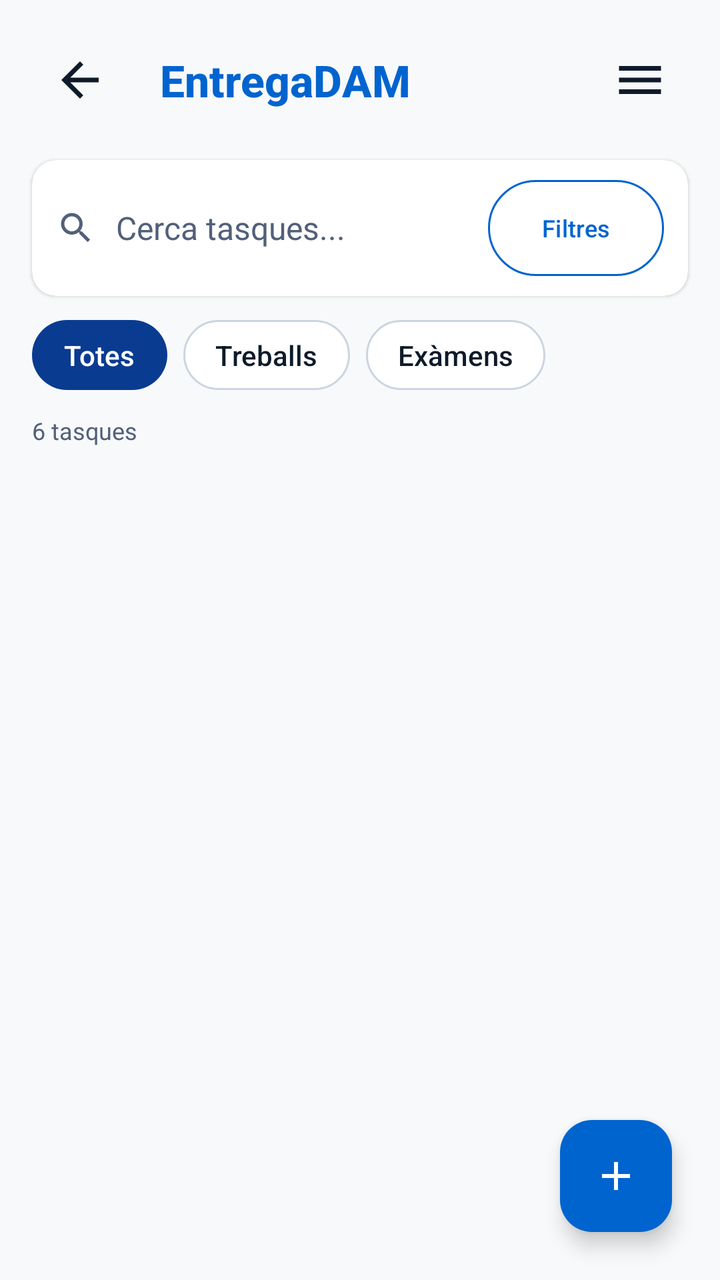
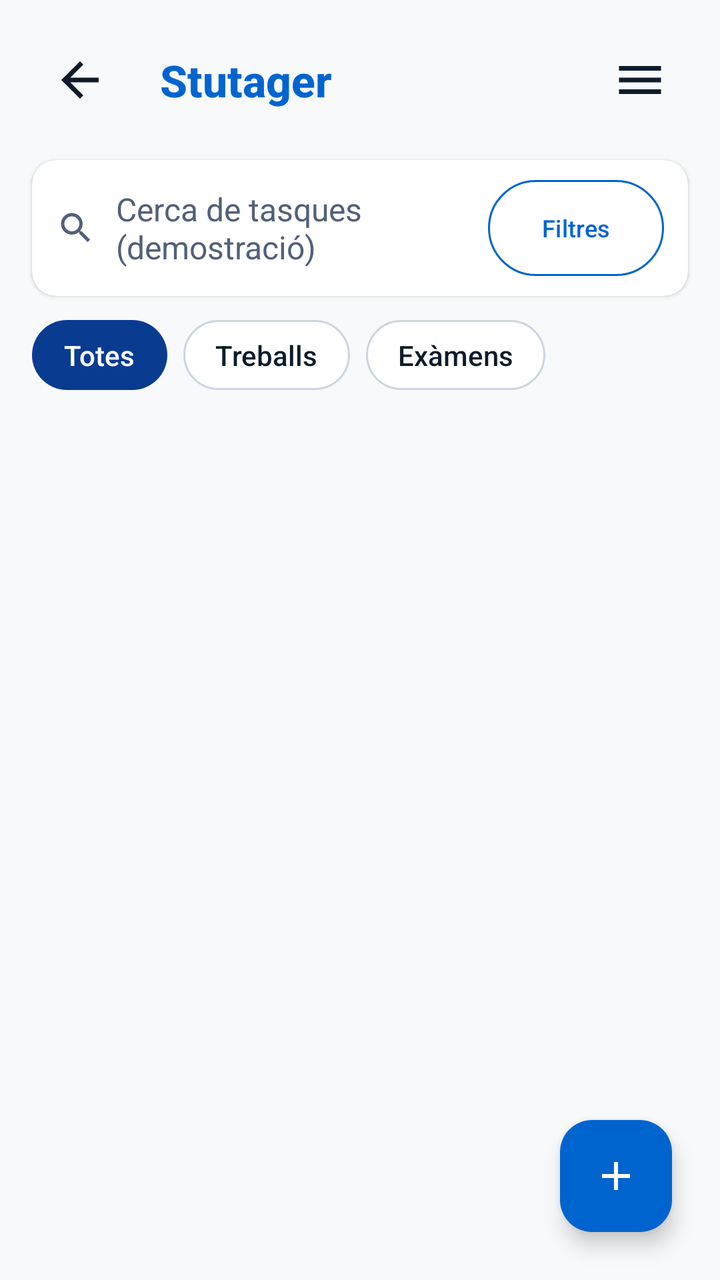

Two renders of the same Android screen: before a commit and after it. Below are the layout's source before the change and the commit's diff.
<!-- AndroidManifest.xml: application theme Theme.Stutager -->
<!-- res/layout/activity_all_tasks.xml -->
<?xml version="1.0" encoding="utf-8"?>
<androidx.coordinatorlayout.widget.CoordinatorLayout xmlns:android="http://schemas.android.com/apk/res/android"
    xmlns:app="http://schemas.android.com/apk/res-auto"
    android:id="@+id/main"
    android:layout_width="match_parent"
    android:layout_height="match_parent">

    <LinearLayout
        android:layout_width="match_parent"
        android:layout_height="match_parent"
        android:orientation="vertical">

        
        <LinearLayout
            android:layout_width="match_parent"
            android:layout_height="wrap_content"
            android:gravity="center_vertical"
            android:orientation="horizontal"
            android:padding="16dp">

            
            <ImageView
                android:id="@+id/btnBack"
                android:clickable="true"
                android:focusable="true"
                android:layout_width="48dp"
                android:layout_height="48dp"
                android:background="?attr/selectableItemBackgroundBorderless"
                android:contentDescription="@string/back_desc"
                android:padding="10dp"
                android:src="@drawable/ic_back"
                app:tint="?attr/colorOnSurface" />

            <TextView
                android:layout_width="0dp"
                android:layout_height="wrap_content"
                android:layout_marginStart="16dp"
                android:layout_weight="1"
                android:fontFamily="sans-serif-medium"
                android:text="@string/app_name"
                android:textColor="?attr/colorPrimary"
                android:textSize="22sp"
                android:textStyle="bold" />

            
            <ImageView
                android:id="@+id/btnMenu"
                android:clickable="true"
                android:focusable="true"
                android:layout_width="48dp"
                android:layout_height="48dp"
                android:background="?attr/selectableItemBackgroundBorderless"
                android:contentDescription="@string/menu_desc"
                android:padding="10dp"
                android:src="@drawable/ic_menu"
                app:tint="?attr/colorOnSurface" />
        </LinearLayout>

        <androidx.cardview.widget.CardView
            android:layout_width="match_parent"
            android:layout_height="wrap_content"
            android:layout_marginHorizontal="16dp"
            android:layout_marginBottom="12dp"
            app:cardCornerRadius="12dp"
            app:cardElevation="1dp"
            app:cardBackgroundColor="?attr/colorSurface">

            <LinearLayout
                android:layout_width="match_parent"
                android:layout_height="wrap_content"
                android:gravity="center_vertical"
                android:orientation="horizontal"
                android:paddingHorizontal="12dp"
                android:paddingVertical="10dp">

                <ImageView
                    android:importantForAccessibility="no"
                    android:layout_width="20dp"
                    android:layout_height="20dp"
                    android:src="@drawable/ic_search" />

                <TextView
                    android:layout_width="0dp"
                    android:layout_height="wrap_content"
                    android:layout_marginStart="10dp"
                    android:layout_weight="1"
                    android:text="@string/search_tasks_hint"
                    android:textColor="?attr/colorOnSurfaceVariant"
                    android:textSize="16sp" />

                <com.google.android.material.button.MaterialButton
                    android:id="@+id/btnFilters"
                    style="?attr/materialButtonOutlinedStyle"
                    android:layout_width="wrap_content"
                    android:layout_height="wrap_content"
                    android:minHeight="48dp"
                    android:insetTop="0dp"
                    android:insetBottom="0dp"
                    android:paddingStart="12dp"
                    android:paddingEnd="12dp"
                    android:text="@string/filters_btn"
                    android:textColor="?attr/colorPrimary"
                    android:textSize="12sp"
                    app:strokeColor="?attr/colorPrimary" />
            </LinearLayout>
        </androidx.cardview.widget.CardView>

        <LinearLayout
            android:id="@+id/activityTabs"
            android:layout_width="match_parent"
            android:layout_height="wrap_content"
            android:orientation="horizontal"
            android:paddingHorizontal="16dp"
            android:paddingBottom="12dp">

            <TextView
                android:layout_width="wrap_content"
                android:layout_height="wrap_content"
                android:layout_marginEnd="8dp"
                android:background="@drawable/chip_selected_bg"
                android:fontFamily="sans-serif-medium"
                android:paddingHorizontal="16dp"
                android:paddingVertical="8dp"
                android:text="@string/filter_all"
                android:textColor="?attr/colorOnSecondary"
                android:textSize="14sp" />

            <TextView
                android:layout_width="wrap_content"
                android:layout_height="wrap_content"
                android:layout_marginEnd="8dp"
                android:background="@drawable/chip_unselected_bg"
                android:fontFamily="sans-serif-medium"
                android:paddingHorizontal="16dp"
                android:paddingVertical="8dp"
                android:text="@string/filter_works"
                android:textColor="?attr/colorOnSurface"
                android:textSize="14sp" />

            <TextView
                android:layout_width="wrap_content"
                android:layout_height="wrap_content"
                android:background="@drawable/chip_unselected_bg"
                android:fontFamily="sans-serif-medium"
                android:paddingHorizontal="16dp"
                android:paddingVertical="8dp"
                android:text="@string/filter_exams"
                android:textColor="?attr/colorOnSurface"
                android:textSize="14sp" />
        </LinearLayout>

        <TextView
            android:id="@+id/tvTasksCount"
            android:layout_width="match_parent"
            android:layout_height="wrap_content"
            android:paddingHorizontal="16dp"
            android:paddingBottom="8dp"
            android:text="@string/tasks_count_6"
            android:textColor="?attr/colorOnSurfaceVariant"
            android:textSize="12sp" />

        <TextView
            android:id="@+id/tvEmptyTasks"
            android:layout_width="match_parent"
            android:layout_height="wrap_content"
            android:gravity="center"
            android:padding="16dp"
            android:text="@string/list_empty_tasks"
            android:textColor="?attr/colorOnSurfaceVariant"
            android:textSize="16sp"
            android:visibility="gone" />

        <androidx.recyclerview.widget.RecyclerView
            android:id="@+id/recyclerViewAllTasks"
            android:layout_width="match_parent"
            android:layout_height="0dp"
            android:layout_weight="1"
            android:paddingHorizontal="16dp"
            android:paddingBottom="80dp" />

    </LinearLayout>

    <com.google.android.material.floatingactionbutton.FloatingActionButton
        android:id="@+id/btnAddActivity"
        android:layout_width="wrap_content"
        android:layout_height="wrap_content"
        android:layout_gravity="bottom|end"
        android:layout_margin="24dp"
        android:contentDescription="@string/fab_add_activity_desc"
        android:src="@drawable/ic_add"
        app:backgroundTint="?attr/colorPrimary"
        app:tint="?attr/colorOnPrimary" />

</androidx.coordinatorlayout.widget.CoordinatorLayout>
<!-- resources referenced by this layout -->
<resources>
  <!-- drawable chip_selected_bg (drawable) -->
  <shape xmlns:android="http://schemas.android.com/apk/res/android"
      android:shape="rectangle">
      <solid android:color="?attr/colorSecondary" />
      <corners android:radius="20dp" />
  </shape>
  <!-- drawable chip_unselected_bg (drawable) -->
  <shape xmlns:android="http://schemas.android.com/apk/res/android"
      android:shape="rectangle">
      <solid android:color="?attr/colorSurface" />
      <stroke android:width="1dp" android:color="?attr/colorOutlineVariant" />
      <corners android:radius="20dp" />
  </shape>
  <!-- drawable ic_add (drawable) -->
  <vector xmlns:android="http://schemas.android.com/apk/res/android"
      android:width="24dp"
      android:height="24dp"
      android:viewportWidth="24"
      android:viewportHeight="24">
    <path
        android:fillColor="?attr/colorOnPrimary"
        android:pathData="M19,13h-6v6h-2v-6H5v-2h6V5h2v6h6v2z"/>
  </vector>
  <!-- drawable ic_menu (drawable) -->
  <vector xmlns:android="http://schemas.android.com/apk/res/android"
      android:width="24dp"
      android:height="24dp"
      android:viewportWidth="24"
      android:viewportHeight="24">
    <path
        android:fillColor="?attr/colorSecondary"
        android:pathData="M3,18h18v-2H3v2zm0-5h18v-2H3v2zm0-7v2h18V6H3z"/>
  </vector>
  <string name="app_name">EntregaDAM</string>
  <string name="back_desc">Back</string>
  <string name="fab_add_activity_desc">Nova activitat</string>
  <string name="filter_all">Totes</string>
  <string name="filter_exams">Exàmens</string>
  <string name="filter_works">Treballs</string>
  <string name="filters_btn">Filtres</string>
  <string name="list_empty_tasks">No hi ha tasques.</string>
  <string name="menu_desc">Menu</string>
  <string name="search_tasks_hint">Cerca tasques...</string>
  <string name="tasks_count_6">6 tasques</string>
  <color name="color_primary">#0064CF</color>
  <color name="color_on_primary">#FFFFFF</color>
  <color name="color_primary_container">#D8E7FF</color>
  <color name="color_on_primary_container">#002F65</color>
  <color name="color_secondary">#093B91</color>
  <color name="color_on_secondary">#FFFFFF</color>
  <color name="color_secondary_container">#E0EDFF</color>
  <color name="color_on_secondary_container">#003C96</color>
  <color name="color_tertiary">#0F766E</color>
  <color name="color_on_tertiary">#FFFFFF</color>
  <color name="color_tertiary_container">#CCFBF1</color>
  <color name="color_on_tertiary_container">#00504A</color>
  <color name="color_error">#BA1A1A</color>
  <color name="color_on_error">#FFFFFF</color>
  <color name="color_error_container">#FFDAD6</color>
  <color name="color_on_error_container">#410002</color>
  <color name="color_background">#F8F9FA</color>
  <color name="color_on_background">#0D1B2A</color>
  <color name="color_surface">#FFFFFF</color>
  <color name="color_on_surface">#0D1B2A</color>
  <color name="color_surface_variant">#E0E6EF</color>
  <color name="color_on_surface_variant">#526079</color>
  <color name="color_outline">#728093</color>
  <color name="color_outline_variant">#CBD5E1</color>
  <color name="color_surface_dim">#D8DADF</color>
  <color name="color_surface_bright">#FFFFFF</color>
  <color name="color_surface_container_lowest">#FFFFFF</color>
  <color name="color_surface_container_low">#F4F8FC</color>
  <color name="color_surface_container">#EEF2F7</color>
  <color name="color_surface_container_high">#E8ECF1</color>
  <color name="color_surface_container_highest">#E1E6EB</color>
  <color name="color_inverse_surface">#29313B</color>
  <color name="color_inverse_on_surface">#F1F5FB</color>
  <color name="color_inverse_primary">#ABC7FF</color>
  <!-- unchanged entries left out for length: 3 -->
</resources>

<!-- the commit's change to res/layout/activity_all_tasks.xml (unified diff, before → after) -->
@@ -155,7 +155,6 @@
             android:layout_height="wrap_content"
             android:paddingHorizontal="16dp"
             android:paddingBottom="8dp"
-            android:text="@string/tasks_count_6"
             android:textColor="?attr/colorOnSurfaceVariant"
             android:textSize="12sp" />
 
@@ -175,6 +174,7 @@
             android:layout_width="match_parent"
             android:layout_height="0dp"
             android:layout_weight="1"
+            android:clipToPadding="false"
             android:paddingHorizontal="16dp"
             android:paddingBottom="80dp" />
 
<!-- resource entries referenced after the edit -->
@@ -33,17 +33,16 @@
         android:fillColor="?attr/colorSecondary"
         android:pathData="M3,18h18v-2H3v2zm0-5h18v-2H3v2zm0-7v2h18V6H3z"/>
   </vector>
-  <string name="app_name">EntregaDAM</string>
-  <string name="back_desc">Back</string>
+  <string name="app_name">Stutager</string>
+  <string name="back_desc">Torna enrere</string>
   <string name="fab_add_activity_desc">Nova activitat</string>
   <string name="filter_all">Totes</string>
   <string name="filter_exams">Exàmens</string>
   <string name="filter_works">Treballs</string>
   <string name="filters_btn">Filtres</string>
   <string name="list_empty_tasks">No hi ha tasques.</string>
-  <string name="menu_desc">Menu</string>
-  <string name="search_tasks_hint">Cerca tasques...</string>
-  <string name="tasks_count_6">6 tasques</string>
+  <string name="menu_desc">Menú</string>
+  <string name="search_tasks_hint">Cerca de tasques (demostració)</string>
   <color name="color_primary">#0064CF</color>
   <color name="color_on_primary">#FFFFFF</color>
   <color name="color_primary_container">#D8E7FF</color>
